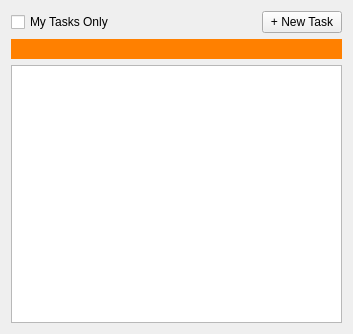
First picture: the form in resources/entity_tree_form.ui, repository shotgunsoftware/tk-multi-workfiles2, before the edit.
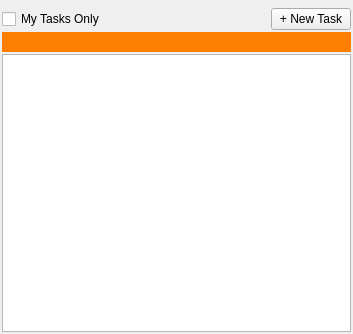
Second picture: the form after the edit. Custom widgets are drawn as their Qt base class.

Commit message: wip - Updated to use ShotgunEntityModel from framework. - Uses new shotgun overlay widget instead of ShotgunOverlayModel

Patch:
```diff
--- a/resources/entity_tree_form.ui
+++ b/resources/entity_tree_form.ui
@@ -14,6 +14,21 @@
    <string>Form</string>
   </property>
   <layout class="QVBoxLayout" name="verticalLayout" stretch="0,0,1">
+   <property name="spacing">
+    <number>2</number>
+   </property>
+   <property name="leftMargin">
+    <number>2</number>
+   </property>
+   <property name="topMargin">
+    <number>8</number>
+   </property>
+   <property name="rightMargin">
+    <number>2</number>
+   </property>
+   <property name="bottomMargin">
+    <number>2</number>
+   </property>
    <item>
     <layout class="QHBoxLayout" name="horizontalLayout">
      <item>
@@ -61,7 +76,17 @@
     </widget>
    </item>
    <item>
-    <widget class="QTreeView" name="entity_tree"/>
+    <widget class="QTreeView" name="entity_tree">
+     <property name="editTriggers">
+      <set>QAbstractItemView::NoEditTriggers</set>
+     </property>
+     <property name="showDropIndicator" stdset="0">
+      <bool>false</bool>
+     </property>
+     <attribute name="headerVisible">
+      <bool>false</bool>
+     </attribute>
+    </widget>
    </item>
   </layout>
  </widget>
```
The commit also changes 10 other files.
